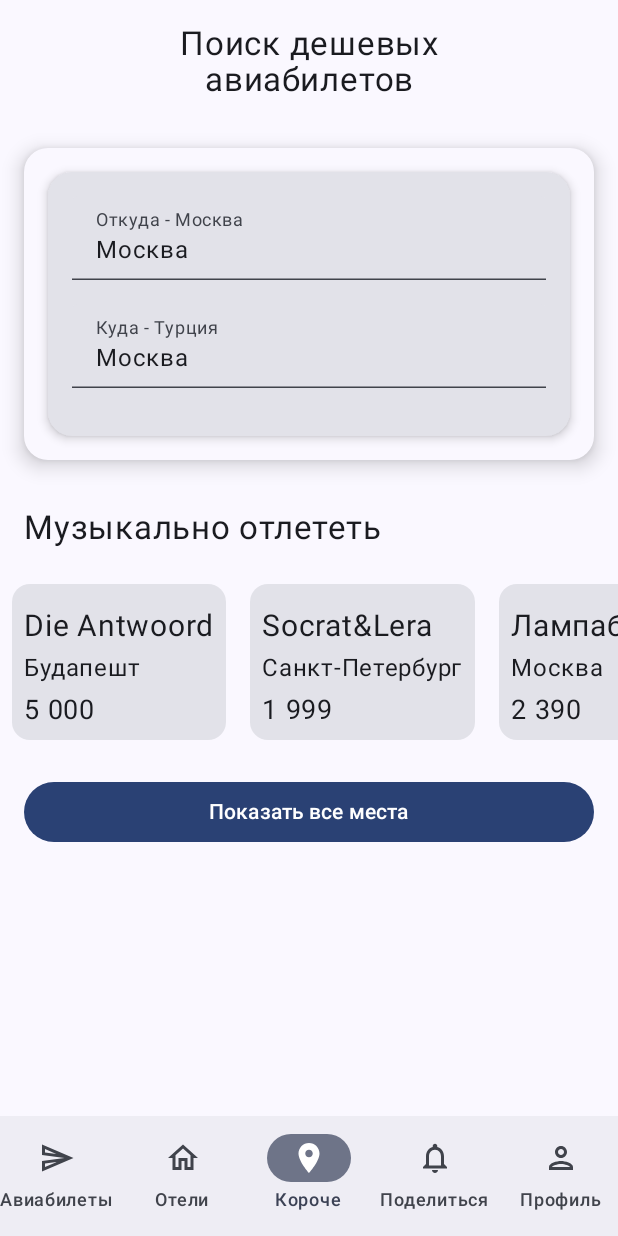
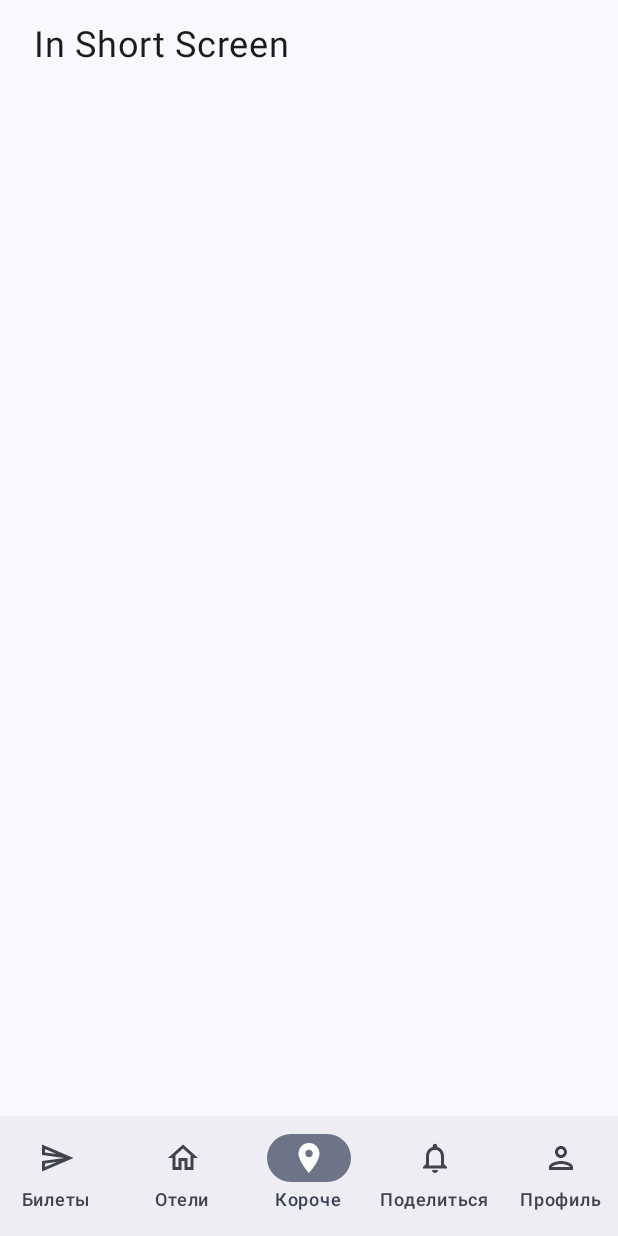
Before and after one commit to Margo2012/ComposeNavigation, an Android app built with Jetpack Compose: the screen it shows after launch (MainActivity), item 3 of the bottom bar chosen, on a phone screen of 412 x 824 dp. Run offline under Robolectric (Android 15) with nearby library versions, the phone set to English and light mode, and no system bars.

Commit message:
навигация, экраны заглушек

```diff
--- a/app/src/main/java/com/example/sky/MainActivity.kt
+++ b/app/src/main/java/com/example/sky/MainActivity.kt
@@ -4,9 +4,7 @@ import android.annotation.SuppressLint
 import android.os.Bundle
 import androidx.activity.ComponentActivity
 import androidx.activity.compose.setContent
-import androidx.compose.foundation.layout.Column
 import androidx.compose.foundation.layout.fillMaxSize
-import androidx.compose.foundation.layout.fillMaxWidth
 import androidx.compose.foundation.layout.padding
 import androidx.compose.foundation.lazy.LazyRow
 import androidx.compose.foundation.lazy.items
@@ -21,7 +19,6 @@ import androidx.compose.material.icons.outlined.LocationOn
 import androidx.compose.material.icons.outlined.Notifications
 import androidx.compose.material.icons.outlined.Person
 import androidx.compose.material.icons.outlined.Send
-import androidx.compose.material3.Button
 import androidx.compose.material3.Icon
 import androidx.compose.material3.MaterialTheme
 import androidx.compose.material3.NavigationBar
@@ -34,15 +31,18 @@ import androidx.compose.runtime.getValue
 import androidx.compose.runtime.mutableStateOf
 import androidx.compose.runtime.saveable.rememberSaveable
 import androidx.compose.runtime.setValue
-import androidx.compose.ui.Alignment
 import androidx.compose.ui.Modifier
-import androidx.compose.ui.text.style.TextAlign
-import androidx.compose.ui.unit.dp
-import androidx.compose.ui.unit.sp
+import androidx.navigation.compose.NavHost
+import androidx.navigation.compose.composable
+import androidx.navigation.compose.rememberNavController
 import com.example.sky.models.BestOffer
 import com.example.sky.models.BottomNavItem
 import com.example.sky.models.Price
-import com.example.sky.ui.screens.DepartureField
+import com.example.sky.ui.screens.HomeScreen
+import com.example.sky.ui.screens.HotelScreen
+import com.example.sky.ui.screens.InShortScreen
+import com.example.sky.ui.screens.SubscribeScreen
+import com.example.sky.ui.screens.ProfileScreen
 import com.example.sky.ui.theme.SkyTheme
 import com.example.sky.ui.widget.OfferItem
 
@@ -53,6 +53,9 @@ fun ListBestOffer() {
         BestOffer(id = 1, title = "Die Antwoord", town = "Будапешт", price = Price(5000)),
         BestOffer(id = 2, title = "Socrat&Lera", town = "Санкт-Петербург", price = Price(1999)),
         BestOffer(id = 3, title = "Лампабикт", town = "Москва", price = Price(2390)),
+        BestOffer(id = 11, title = "Die Antwoord", town = "Будапешт", price = Price(5000)),
+        BestOffer(id = 22, title = "Socrat&Lera", town = "Санкт-Петербург", price = Price(1999)),
+        BestOffer(id = 33, title = "Лампабикт", town = "Москва", price = Price(2390)),
     )
     LazyRow {
       items(offers){offer ->
@@ -74,7 +77,7 @@ class MainActivity : ComponentActivity() {
             SkyTheme {
                 val items = listOf(
                     BottomNavItem(
-                        title = "Авиабилеты",
+                        title = "Билеты",
                         selectedIcon = Icons.Filled.Send,
                         unselectedIcon = Icons.Outlined.Send
                     ),
@@ -102,6 +105,9 @@ class MainActivity : ComponentActivity() {
                 var selectedItemIndex by rememberSaveable {
                     mutableStateOf(0)
                 }
+
+                val navController = rememberNavController()
+
                 // A surface container using the 'background' color from the theme
                 Surface(
                     modifier = Modifier.fillMaxSize(),
@@ -113,8 +119,17 @@ class MainActivity : ComponentActivity() {
                                 items.forEachIndexed { index, item ->
                                     NavigationBarItem(
                                         selected = selectedItemIndex == index,
-                                        onClick = { selectedItemIndex = index },
-                                        label = { Text(text = item.title)},
+                                        onClick = {
+                                            selectedItemIndex = index
+                                            when (index) {
+                                                0 -> navController.navigate("screenA")
+                                                1 -> navController.navigate("screenB")
+                                                2 -> navController.navigate("screenC")
+                                                3 -> navController.navigate("screenD")
+                                                4 -> navController.navigate("screenE")
+                                            }
+                                        },
+                                        label = { Text(text = item.title) },
                                         icon = {
                                             Icon(
                                                 imageVector = if (selectedItemIndex == index)
@@ -127,58 +142,34 @@ class MainActivity : ComponentActivity() {
                                 }
                             }
                         }
-                    ) {
-                        Column {
-                            Text(
-                                modifier = Modifier
-                                    .padding(16.dp)
-                                    .fillMaxWidth()
-                                    .align(Alignment.CenterHorizontally),
-                                text = "Поиск дешевых\nавиабилетов",
-                                fontSize = 22.sp,
-                                textAlign = TextAlign.Center,
-                                maxLines = 2
-                            )
-                            DepartureField(modifier = Modifier)
-                            Text(
-                                modifier = Modifier
-                                    .padding(16.dp)
-                                    .fillMaxWidth()
-                                    .align(Alignment.CenterHorizontally),
-                                text = "Музыкально отлететь",
-                                fontSize = 22.sp,
-                                maxLines = 1
-                            )
-                            ListBestOffer()
-                            Button(
-                                modifier = Modifier
-                                    .padding(16.dp)
-                                    .fillMaxWidth()
-                                    .align(Alignment.CenterHorizontally),
-                                onClick = { /*TODO*/ }) {
-                                Text(text = "Показать все места")
+                    ) { paddingValues ->
+                        NavHost(
+                            navController = navController,
+                            startDestination = "screenA",
+                            modifier = Modifier.padding(paddingValues)
+                        ) {
+                            composable("screenA") {
+                                HomeScreen(onClick = {
+                                    navController.navigate(
+                                        "screenB"
+                                    )
+                                })
+                            }
+                            composable("screenB") {
+                                HotelScreen(onClick = { navController.navigate("screenA") })
+                            }
+                            composable("screenC") {
+                                InShortScreen()
+                            }
+                            composable("screenD") {
+                                SubscribeScreen()
+                            }
+                            composable("screenE") {
+                                ProfileScreen()
                             }
                         }
+
                     }
-                    /*val navController = rememberNavController()
-                    NavHost(
-                        navController = navController,
-                        startDestination = ScreenA
-                    ){
-                        composable<ScreenA> {
-                            HomeScreen(onClick = {navController.navigate(ScreenB(
-                                name = null,
-                                age = 25
-                            ))})
-                        }
-
-                        composable<ScreenB>{
-                            val args = it.toRoute<ScreenB>()
-                            NextScreen(args.name, args.age)
-                        }
-                    }*/
-
-
                 }
             }
         }
--- a/app/src/main/java/com/example/sky/ui/screens/Screens.kt
+++ b/app/src/main/java/com/example/sky/ui/screens/Screens.kt
@@ -3,22 +3,51 @@ package com.example.sky.ui.screens
 import androidx.compose.foundation.layout.Arrangement
 import androidx.compose.foundation.layout.Column
 import androidx.compose.foundation.layout.fillMaxSize
+import androidx.compose.foundation.layout.fillMaxWidth
+import androidx.compose.foundation.layout.padding
 import androidx.compose.material3.Button
+import androidx.compose.material3.Surface
 import androidx.compose.material3.Text
 import androidx.compose.runtime.Composable
 import androidx.compose.ui.Alignment
 import androidx.compose.ui.Modifier
+import androidx.compose.ui.text.style.TextAlign
+import androidx.compose.ui.unit.dp
+import androidx.compose.ui.unit.sp
+import com.example.sky.ListBestOffer
 
 @Composable
 fun HomeScreen(onClick: () -> Unit = {}){
-    Column(
-        modifier = Modifier.fillMaxSize(),
-        verticalArrangement = Arrangement.Center,
-        horizontalAlignment = Alignment.CenterHorizontally
-    ) {
-        Button(onClick = onClick) {
-            Text(text = "Go to screen B")
-        }
+    Column {
+        Text(
+            modifier = Modifier
+                .padding(16.dp)
+                .fillMaxWidth()
+                .align(Alignment.CenterHorizontally),
+            text = "Поиск дешевых\nавиабилетов",
+            fontSize = 22.sp,
+            textAlign = TextAlign.Center,
+            maxLines = 2
+        )
+        DepartureField(modifier = Modifier)
+        Text(
+            modifier = Modifier
+                .padding(16.dp)
+                .fillMaxWidth()
+                .align(Alignment.CenterHorizontally),
+            text = "Музыкально отлететь",
+            fontSize = 22.sp,
+            maxLines = 1
+        )
+        ListBestOffer()
+        Button(
+            modifier = Modifier
+                .padding(16.dp)
+                .fillMaxWidth()
+                .align(Alignment.CenterHorizontally),
+            onClick = { /*TODO*/ }) {
+                Text(text = "Показать все места")
+            }
     }
 }
 
@@ -32,3 +61,41 @@ fun NextScreen(name: String?, age: Int){
         Text(text = "$name, $age years old")
     }
 }
+
+
+
+@Composable
+fun HotelScreen(onClick: () -> Unit, modifier: Modifier = Modifier) {
+    Surface(
+        modifier = modifier.fillMaxSize(),
+    ) {
+        Text(text = "Hotels", fontSize = 24.sp, modifier = Modifier.padding(16.dp))
+    }
+}
+
+@Composable
+fun InShortScreen(modifier: Modifier = Modifier) {
+    Surface(
+        modifier = modifier.fillMaxSize(),
+    ) {
+        Text(text = " In Short Screen ", fontSize = 24.sp, modifier = Modifier.padding(16.dp))
+    }
+}
+
+@Composable
+fun SubscribeScreen(modifier: Modifier = Modifier) {
+    Surface(
+        modifier = modifier.fillMaxSize(),
+    ) {
+        Text(text = "Subscribe Screen", fontSize = 24.sp, modifier = Modifier.padding(16.dp))
+    }
+}
+
+@Composable
+fun ProfileScreen(modifier: Modifier = Modifier) {
+    Surface(
+        modifier = modifier.fillMaxSize(),
+    ) {
+        Text(text = "Profile Screen", fontSize = 24.sp, modifier = Modifier.padding(16.dp))
+    }
+}
```
Also changed, not shown: app/src/main/java/com/example/sky/navigation/Screens.kt (+9 -0 lines).
